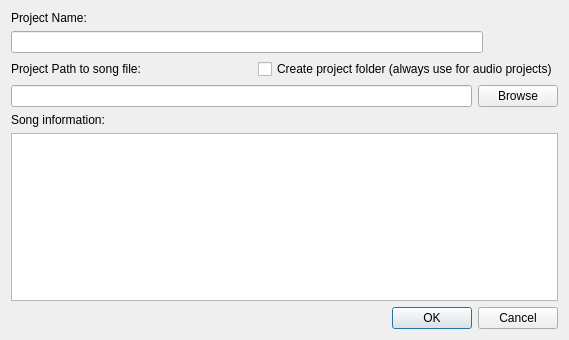
Qt form muse2/muse/widgets/projectcreate.ui (emrum/muse) before a commit.
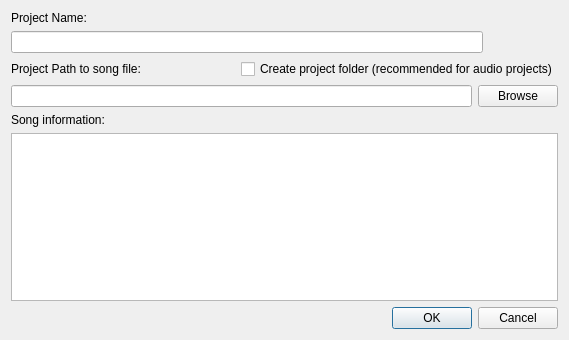
The same form after that commit.

Commit message: open dialog changed to view stored project

```diff
--- a/muse2/muse/widgets/projectcreate.ui
+++ b/muse2/muse/widgets/projectcreate.ui
@@ -71,7 +71,7 @@
        <item>
         <widget class="QCheckBox" name="createFolderCheckbox">
          <property name="text">
-          <string>Create project folder (always use for audio projects)</string>
+          <string>Create project folder (recommended for audio projects)</string>
          </property>
         </widget>
        </item>
```
The commit also changes 2 other files.
